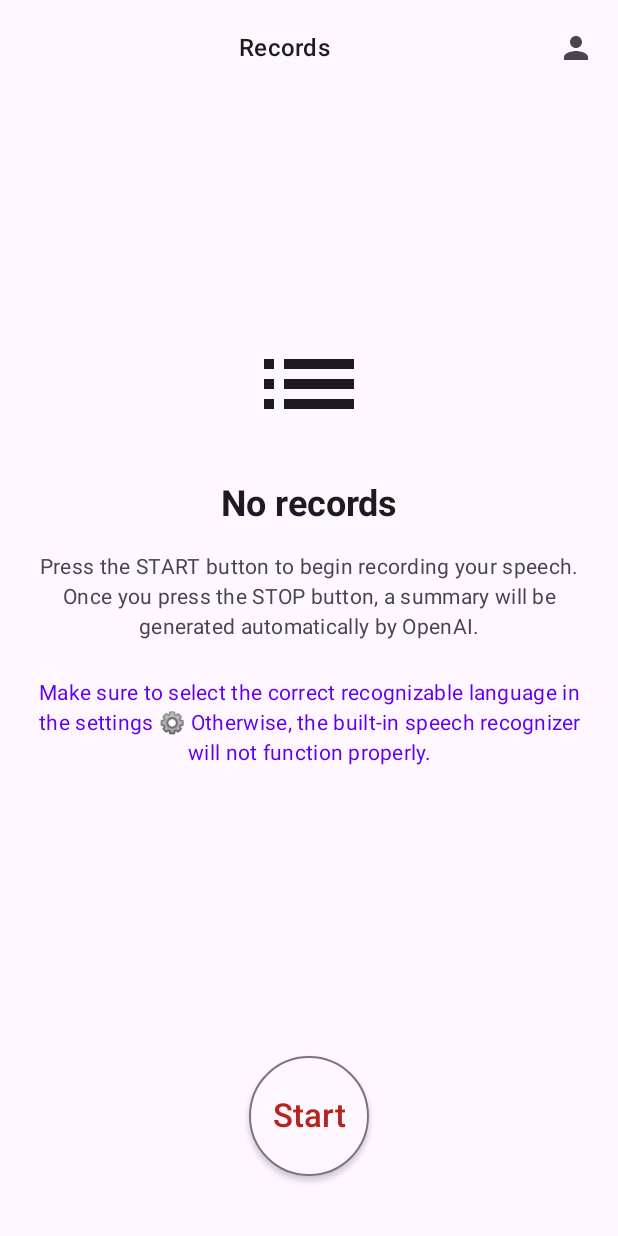
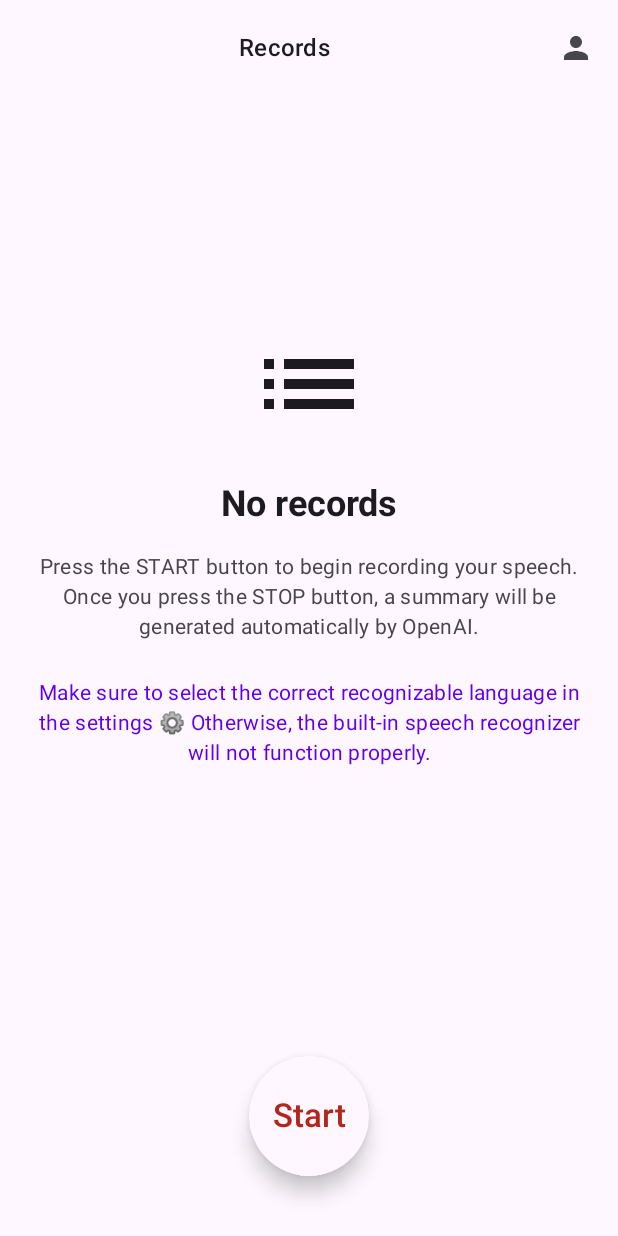
Before and after one commit to cfa532/Secretari-kt, an Android app built with Jetpack Compose: the MainScreen screen opened through its navigation route, on a phone screen of 412 x 824 dp. Run offline under Robolectric (Android 15) with nearby library versions, the phone set to English and light mode, and no system bars; our stand-ins replace Room's generated code; 1 statement that could not run was skipped.

Commit message:
main screen

```diff
--- a/app/src/main/java/com/secretari/app/ui/screens/MainScreen.kt
+++ b/app/src/main/java/com/secretari/app/ui/screens/MainScreen.kt
@@ -5,6 +5,7 @@ import androidx.compose.foundation.layout.*
 import androidx.compose.foundation.lazy.LazyColumn
 import androidx.compose.foundation.lazy.items
 import androidx.compose.foundation.shape.CircleShape
+import androidx.compose.ui.draw.shadow
 import androidx.compose.material.icons.Icons
 import androidx.compose.material.icons.filled.*
 import androidx.compose.material3.*
@@ -170,16 +171,22 @@ fun MainScreen(
                     Button(
                         onClick = onStartRecording,
                         modifier = Modifier
-                            .size(80.dp),
+                            .size(80.dp)
+                            .shadow(
+                                elevation = 8.dp,
+                                shape = CircleShape
+                            ),
                         shape = CircleShape,
                         colors = ButtonDefaults.buttonColors(
                             containerColor = MaterialTheme.colorScheme.surface,
                             contentColor = MaterialTheme.colorScheme.error
                         ),
                         elevation = ButtonDefaults.buttonElevation(
-                            defaultElevation = 2.dp
+                            defaultElevation = 0.dp,
+                            pressedElevation = 4.dp,
+                            hoveredElevation = 6.dp,
+                            focusedElevation = 6.dp
                         ),
-                        border = BorderStroke(1.dp, MaterialTheme.colorScheme.outline),
                         contentPadding = PaddingValues(0.dp)
                     ) {
                         Text(
@@ -221,16 +228,22 @@ fun MainScreen(
                     Button(
                         onClick = onStartRecording,
                         modifier = Modifier
-                            .size(80.dp),
+                            .size(80.dp)
+                            .shadow(
+                                elevation = 8.dp,
+                                shape = CircleShape
+                            ),
                         shape = CircleShape,
                         colors = ButtonDefaults.buttonColors(
                             containerColor = MaterialTheme.colorScheme.surface,
                             contentColor = MaterialTheme.colorScheme.error
                         ),
                         elevation = ButtonDefaults.buttonElevation(
-                            defaultElevation = 2.dp
+                            defaultElevation = 0.dp,
+                            pressedElevation = 4.dp,
+                            hoveredElevation = 6.dp,
+                            focusedElevation = 6.dp
                         ),
-                        border = BorderStroke(1.dp, MaterialTheme.colorScheme.outline),
                         contentPadding = PaddingValues(0.dp)
                     ) {
                         Text(
```
